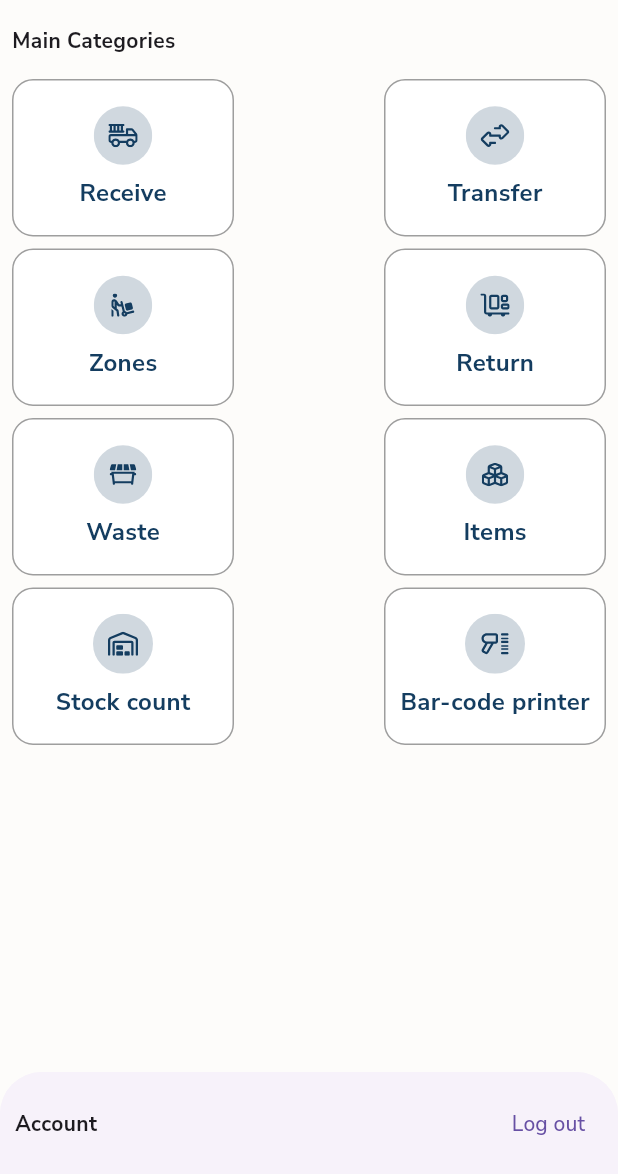
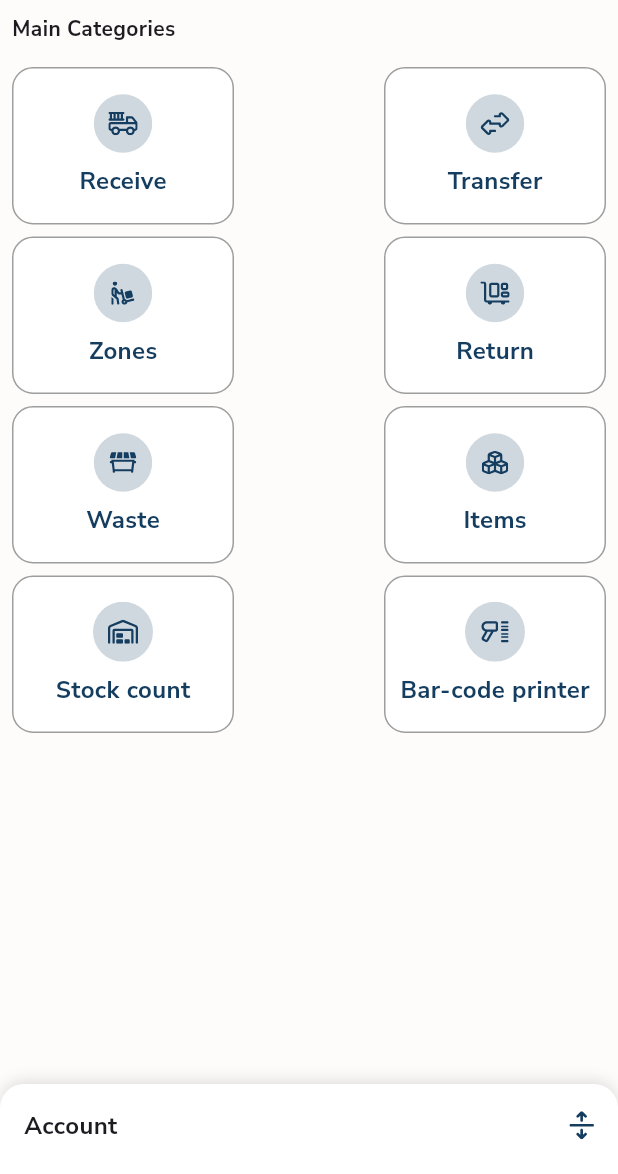
Before and after one commit to Eslam-MB/Rootumex, a Flutter app: the screen it shows after launch, on a phone screen of 412 x 824 dp, the part 62-1236 px from its top. Run offline on Flutter 3.47's test engine with Material 3 defaults, Android fonts, the phone set to English and light mode, and no system bars; our stand-ins replace flutter_riverpod, flutter_svg, go_router.

Commit message:
finished home screen UI

```diff
--- a/lib/screens/home_screen.dart
+++ b/lib/screens/home_screen.dart
@@ -1,5 +1,6 @@
 import 'package:flutter/material.dart';
 import 'package:flutter_riverpod/flutter_riverpod.dart';
+import 'package:flutter_svg/flutter_svg.dart';
 import 'package:go_router/go_router.dart';
 import 'package:rootumex/widgets/categories_card.dart';
 
@@ -9,6 +10,7 @@ class HomeScreen extends ConsumerWidget {
   @override
   Widget build(BuildContext context, WidgetRef ref) {
     return Scaffold(
+      extendBodyBehindAppBar: true,
       appBar: PreferredSize(
         preferredSize: const Size.fromHeight(50),
         child: AppBar(
@@ -90,24 +92,90 @@ class HomeScreen extends ConsumerWidget {
                   ),
                 ],
               ),
+              SizedBox(height: 65),
             ],
           ),
         ),
       ),
-      bottomSheet: BottomSheet(
-        onClosing: () {},
-        builder: (context) => Padding(
-          padding: const EdgeInsets.all(10.0),
-          child: Row(
-            mainAxisAlignment: MainAxisAlignment.spaceBetween,
-            children: [
-              const Text("Account",
-                  style: TextStyle(fontWeight: FontWeight.w700, fontSize: 14)),
-              TextButton(
-                  onPressed: () => context.go("/login"),
-                  child: const Text("Log out"))
+      bottomSheet: const ExpandableBottomSheet(),
+    );
+  }
+}
+
+class ExpandableBottomSheet extends StatefulWidget {
+  const ExpandableBottomSheet({super.key});
+
+  @override
+  State<ExpandableBottomSheet> createState() => _ExpandableBottomSheetState();
+}
+
+class _ExpandableBottomSheetState extends State<ExpandableBottomSheet> {
+  bool isExpanded = false;
+
+  void toggleSheet() {
+    setState(() {
+      isExpanded = !isExpanded;
+    });
+  }
+
+  @override
+  Widget build(BuildContext context) {
+    return GestureDetector(
+      onTap: toggleSheet,
+      child: AnimatedContainer(
+        duration: const Duration(milliseconds: 300),
+        padding: const EdgeInsets.all(16),
+        height: isExpanded ? 150 : 60,
+        decoration: const BoxDecoration(
+          color: Colors.white,
+          borderRadius: BorderRadius.vertical(top: Radius.circular(16)),
+          boxShadow: [
+            BoxShadow(
+              color: Colors.black12,
+              blurRadius: 8,
+              offset: Offset(0, -2),
+            ),
+          ],
+        ),
+        child: Column(
+          crossAxisAlignment: CrossAxisAlignment.start,
+          children: [
+            Row(
+              mainAxisAlignment: MainAxisAlignment.spaceBetween,
+              children: [
+                const Text(
+                  "Account",
+                  style: TextStyle(fontWeight: FontWeight.w700, fontSize: 16),
+                ),
+                SvgPicture.asset(
+                  isExpanded
+                      ? "assets/images/arrows-to-line.svg"
+                      : "assets/images/arrows-from-line.svg",
+                  height: 20,
+                )
+              ],
+            ),
+            if (isExpanded) ...[
+              const SizedBox(height: 8),
+              const Text(
+                "56789012",
+                style: TextStyle(
+                    fontSize: 14,
+                    color: Colors.black,
+                    fontWeight: FontWeight.w700),
+              ),
+              const Spacer(),
+              FilledButton(
+                onPressed: () {
+                  context.go("/login");
+                },
+                style: FilledButton.styleFrom(
+                  minimumSize: const Size.fromHeight(40),
+                ),
+                child: const Text("Logout"),
+              ),
             ],
-          ),
+          ],
         ),
       ),
     );
```
Also changed, not shown: assets/images/arrows-from-line.svg (added), assets/images/arrows-to-line.svg (added).
